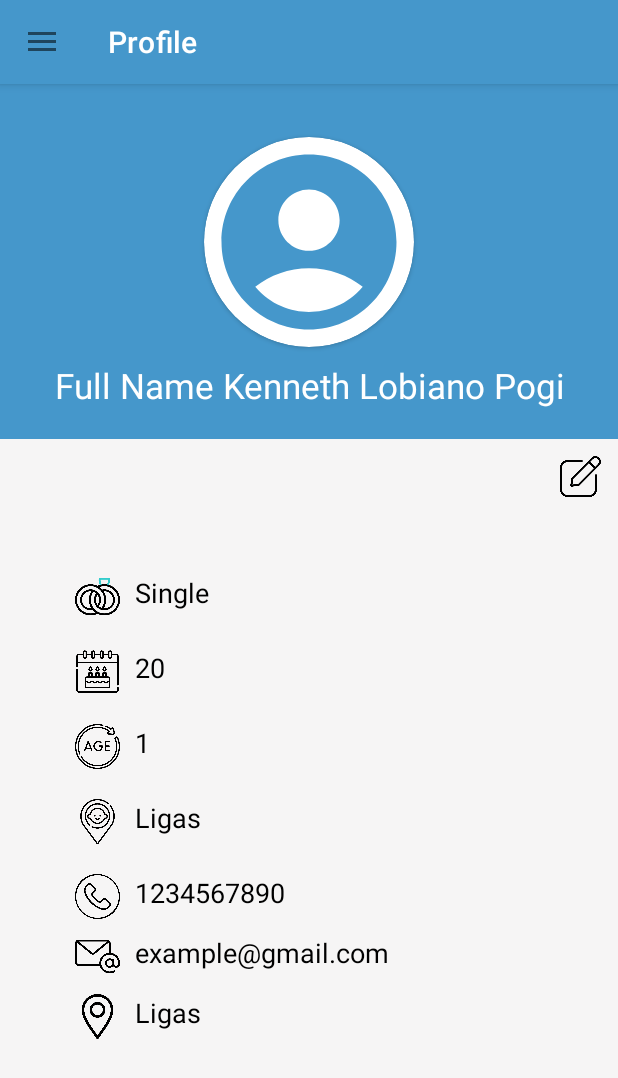
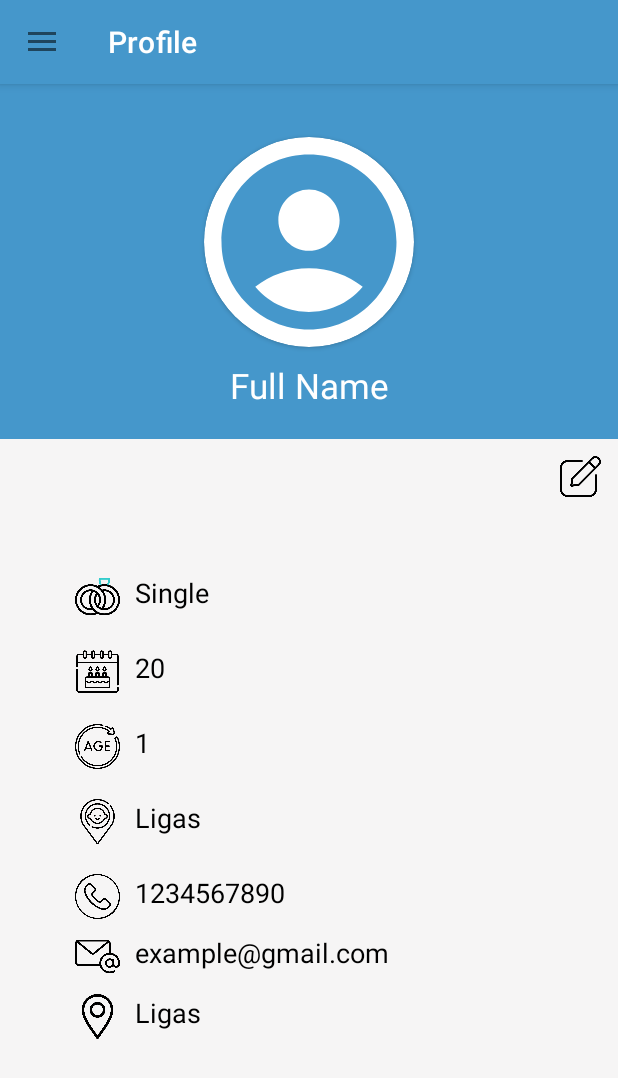
Before and after one commit to Maxpein22/E-ligas, an Android app: the Profile screen opened directly, with no data from a screen before it, on a phone screen of 412 x 824 dp. Shown: the top 1078 px of the screen. Run offline under Robolectric (Android 15) with nearby library versions, the phone set to English and light mode, and no system bars; our stand-ins replace Firebase (no records; nobody signed in at launch, a user with empty details on screens opened directly); pictures from the network do not load.

Commit message:
improve UI

```diff
--- a/app/src/main/res/drawable-anydpi/ic_earth.xml
+++ b/app/src/main/res/drawable-anydpi/ic_earth.xml
@@ -3,7 +3,7 @@
     android:height="24dp"
     android:viewportWidth="24"
     android:viewportHeight="24"
-    android:tint="#2372A7"
+    android:tint="@color/black"
     android:alpha="0.8">
   <path
       android:fillColor="@android:color/white"
--- a/app/src/main/res/drawable-anydpi/ic_fire.xml
+++ b/app/src/main/res/drawable-anydpi/ic_fire.xml
@@ -3,7 +3,7 @@
     android:height="24dp"
     android:viewportWidth="24"
     android:viewportHeight="24"
-    android:tint="#2372A7"
+    android:tint="@color/black"
     android:alpha="0.8">
   <path
       android:fillColor="@android:color/white"
--- a/app/src/main/res/drawable-anydpi/ic_medical.xml
+++ b/app/src/main/res/drawable-anydpi/ic_medical.xml
@@ -3,7 +3,7 @@
     android:height="24dp"
     android:viewportWidth="24"
     android:viewportHeight="24"
-    android:tint="#2372A7"
+    android:tint="@color/black"
     android:alpha="0.8">
   <path
       android:fillColor="@android:color/white"
--- a/app/src/main/res/drawable-anydpi/ic_others.xml
+++ b/app/src/main/res/drawable-anydpi/ic_others.xml
@@ -3,7 +3,7 @@
     android:height="24dp"
     android:viewportWidth="24"
     android:viewportHeight="24"
-    android:tint="#2372A7"
+    android:tint="@color/black"
     android:alpha="0.8">
   <path
       android:fillColor="@android:color/white"
--- a/app/src/main/res/drawable-anydpi/ic_photo.xml
+++ b/app/src/main/res/drawable-anydpi/ic_photo.xml
@@ -3,7 +3,7 @@
     android:height="24dp"
     android:viewportWidth="24"
     android:viewportHeight="24"
-    android:tint="#2372A7"
+    android:tint="@color/black"
     android:alpha="0.8">
   <path
       android:fillColor="@android:color/white"
--- a/app/src/main/res/drawable-anydpi/ic_rubbery.xml
+++ b/app/src/main/res/drawable-anydpi/ic_rubbery.xml
@@ -3,7 +3,7 @@
     android:height="24dp"
     android:viewportWidth="24"
     android:viewportHeight="24"
-    android:tint="#2372A7"
+    android:tint="@color/black"
     android:alpha="0.8">
   <path
       android:fillColor="@android:color/white"
--- a/app/src/main/res/drawable-anydpi/ic_typhoon.xml
+++ b/app/src/main/res/drawable-anydpi/ic_typhoon.xml
@@ -3,7 +3,7 @@
     android:height="24dp"
     android:viewportWidth="24"
     android:viewportHeight="24"
-    android:tint="#2372A7"
+    android:tint="@color/black"
     android:alpha="0.8">
   <path
       android:fillColor="@android:color/white"
--- a/app/src/main/res/drawable-anydpi/ic_video.xml
+++ b/app/src/main/res/drawable-anydpi/ic_video.xml
@@ -3,7 +3,7 @@
     android:height="24dp"
     android:viewportWidth="24"
     android:viewportHeight="24"
-    android:tint="#2372A7"
+    android:tint="@color/black"
     android:alpha="0.8">
   <path
       android:fillColor="@android:color/white"
--- a/app/src/main/res/drawable-anydpi/ic_voice.xml
+++ b/app/src/main/res/drawable-anydpi/ic_voice.xml
@@ -3,7 +3,7 @@
     android:height="24dp"
     android:viewportWidth="24"
     android:viewportHeight="24"
-    android:tint="#2372A7"
+    android:tint="@color/black"
     android:alpha="0.8">
   <path
       android:fillColor="@android:color/white"
--- a/app/src/main/res/drawable/square_border.xml
+++ b/app/src/main/res/drawable/square_border.xml
@@ -3,5 +3,6 @@
     android:shape="rectangle">
     <stroke
         android:width="2dp"
-        android:color="#000" />
+        android:color="#000"
+        />
 </shape>
--- a/app/src/main/res/layout/activity_barangay_events.xml
+++ b/app/src/main/res/layout/activity_barangay_events.xml
@@ -5,8 +5,7 @@
     android:id="@+id/nav_user_home"
     android:layout_width="match_parent"
     android:layout_height="match_parent"
-    android:backgroundTint="@color/white"
-    android:background="@color/white"
+    android:backgroundTint="#e0e0e0"
     tools:context="com.example.app_e_ligas.barangay_eventsActivity">
 
     <ScrollView
--- a/app/src/main/res/layout/activity_edit_profile.xml
+++ b/app/src/main/res/layout/activity_edit_profile.xml
@@ -11,6 +11,7 @@
         android:layout_width="0dp"
         android:layout_height="wrap_content"
         android:hint="First Name"
+        android:inputType="textCapWords"
         app:layout_constraintStart_toStartOf="parent"
         app:layout_constraintEnd_toEndOf="parent"
         app:layout_constraintTop_toTopOf="parent"
@@ -23,6 +24,7 @@
         android:layout_width="0dp"
         android:layout_height="wrap_content"
         android:hint="Middle Name"
+        android:inputType="textCapWords"
         app:layout_constraintStart_toStartOf="parent"
         app:layout_constraintEnd_toEndOf="parent"
         app:layout_constraintTop_toBottomOf="@id/firstNameEditText"
@@ -35,6 +37,7 @@
         android:layout_width="0dp"
         android:layout_height="wrap_content"
         android:hint="Last Name"
+        android:inputType="textCapWords"
         app:layout_constraintStart_toStartOf="parent"
         app:layout_constraintEnd_toEndOf="parent"
         app:layout_constraintTop_toBottomOf="@id/middleNameEditText"
@@ -108,6 +111,7 @@
         android:layout_width="0dp"
         android:layout_height="wrap_content"
         android:hint="Birthplace"
+        android:inputType="textCapWords"
         app:layout_constraintStart_toStartOf="parent"
         app:layout_constraintEnd_toEndOf="parent"
         app:layout_constraintTop_toBottomOf="@id/ageEditText"
@@ -135,6 +139,7 @@
         android:layout_marginTop="16dp"
         android:layout_marginEnd="16dp"
         android:hint="Location"
+        android:inputType="textCapWords"
         app:layout_constraintEnd_toEndOf="parent"
         app:layout_constraintStart_toStartOf="parent"
         app:layout_constraintTop_toBottomOf="@id/contactNumberEditText" />
--- a/app/src/main/res/layout/activity_profile.xml
+++ b/app/src/main/res/layout/activity_profile.xml
@@ -54,7 +54,7 @@
                 android:gravity="center_horizontal"
                 android:layout_marginTop="10dp"
                 android:layout_marginBottom="20dp"
-                android:text="Full Name Kenneth Lobiano Pogi"
+                android:text="Full Name"
                 android:textColor="#fff"
                 android:textSize="23dp" />
         </LinearLayout>
@@ -233,7 +233,7 @@
 
     <LinearLayout
         android:id="@+id/uploadValidIdLayout"
-        android:layout_width="match_parent"
+        android:layout_width="300dp"
         android:layout_height="wrap_content"
         android:orientation="vertical"
         android:layout_marginTop="20dp"
@@ -256,7 +256,7 @@
             android:layout_width="match_parent"
             android:layout_height="200dp"
             android:scaleType="centerCrop"
-            android:background="@drawable/default_profile_image"
+            android:background="@drawable/valid_id"
             android:contentDescription="ID Image" />
 
         <!-- Button for uploading an ID -->
@@ -276,6 +276,7 @@
             android:text="Save"
             android:layout_gravity="center"
             android:layout_marginTop="10dp"
+            android:layout_marginBottom="20dp"
             android:background="@drawable/button_sign_in"
             android:textColor="@android:color/white"
             android:visibility="gone"/>
--- a/app/src/main/res/layout/promos_list.xml
+++ b/app/src/main/res/layout/promos_list.xml
@@ -6,7 +6,8 @@
     android:layout_height="wrap_content"
     android:padding="5dp"
     android:layout_marginBottom="10dp"
-    android:background="@drawable/square_border">
+    android:background="@drawable/square_border"
+   >
 
     <!-- Border View -->
     <View
```
Also changed, not shown: app/src/main/res/layout/activity_sign_up.xml (+7 -4 lines).
